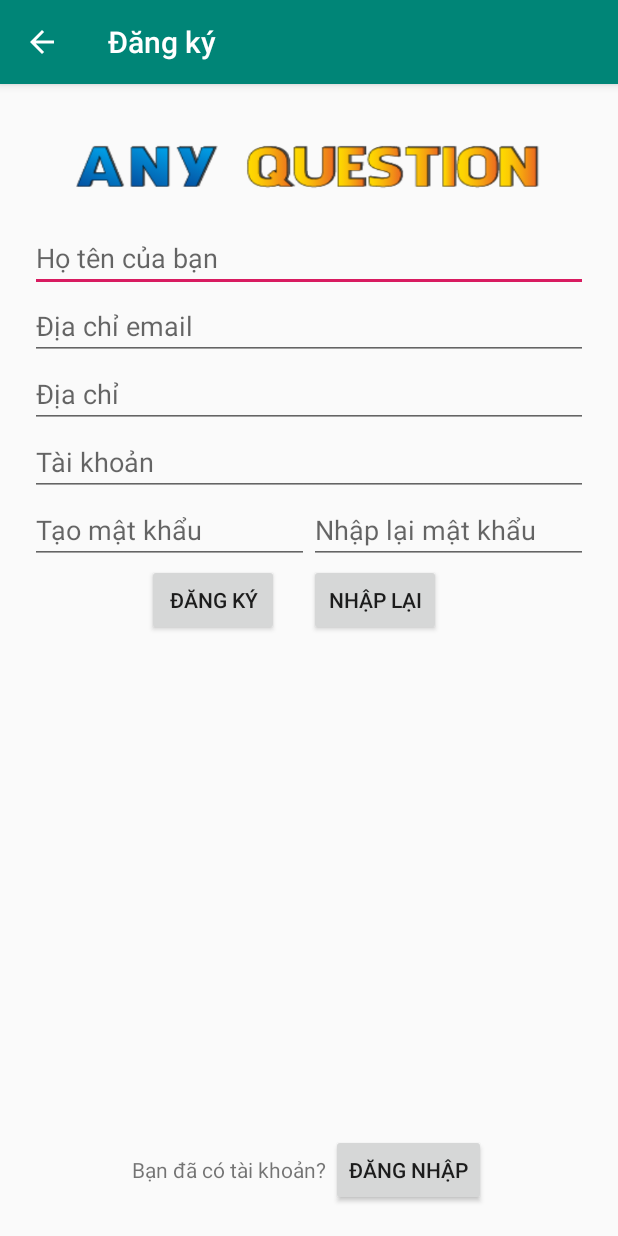
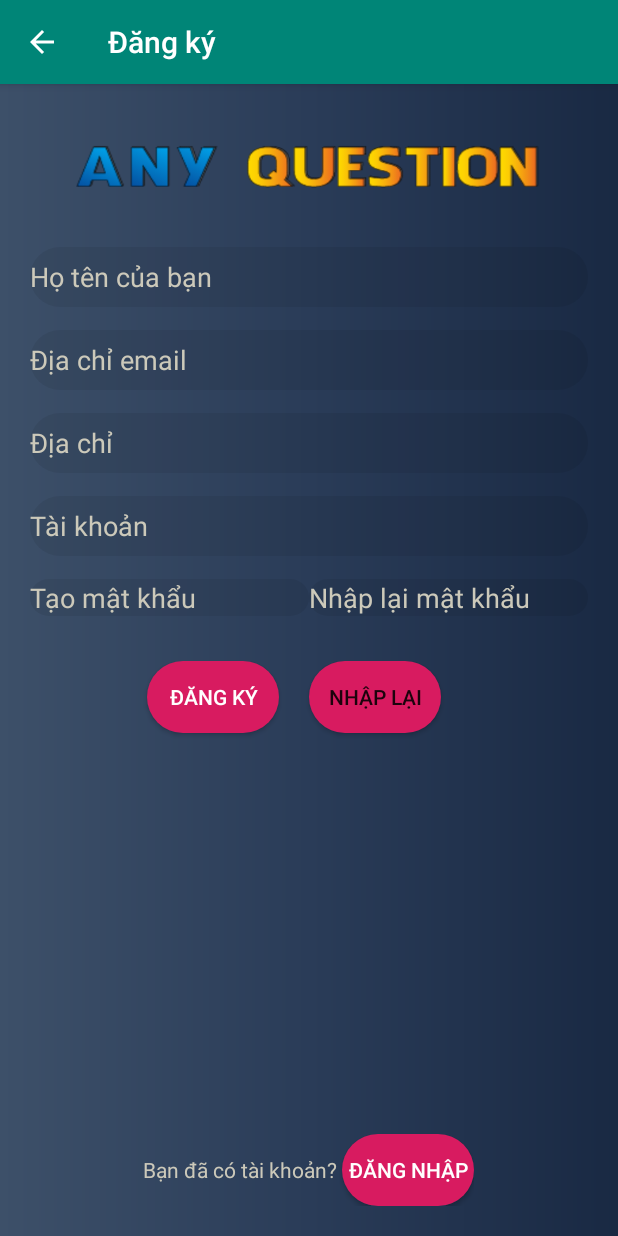
Before and after one commit to tranvanduong2483/Any-Question, an Android app: the UserRegisterActivity screen opened directly, with no data from a screen before it, on a phone screen of 412 x 824 dp. Run offline under Robolectric (Android 15) with nearby library versions, the phone set to English and light mode, and no system bars; libraries missing offline, so code that uses them is left out: com.github.nkzawa.emitter, com.github.nkzawa.socketio; 2 statements that could not run were skipped.

Commit message:
thay đổi layout đổi pass , edit infomation , main2 ,register expert và user

```diff
--- a/app/src/main/res/layout/activity_register_user.xml
+++ b/app/src/main/res/layout/activity_register_user.xml
@@ -4,7 +4,8 @@
     android:layout_width="match_parent"
     android:layout_height="match_parent"
     android:padding="20dp"
-    tools:context=".LoginActivity">
+    tools:context=".LoginActivity"
+    android:background="@drawable/gradient">
 
     <LinearLayout
         android:layout_width="match_parent"
@@ -24,28 +25,40 @@
             android:id="@+id/edt_fullname"
             android:inputType="textPersonName"
             android:layout_width="match_parent"
-            android:layout_height="wrap_content"
-            android:hint="Họ tên của bạn" />
+            android:layout_height="40dp"
+            android:hint="Họ tên của bạn"
+            android:background="@drawable/button3"
+            android:textColorHint="#CCC9BA"
+            android:layout_marginTop="15dp"/>
 
 
         <EditText
             android:id="@+id/edt_email"
             android:inputType="textEmailAddress"
             android:layout_width="match_parent"
-            android:layout_height="wrap_content"
-            android:hint="Địa chỉ email" />
+            android:layout_height="40dp"
+            android:hint="Địa chỉ email"
+            android:textColorHint="#CCC9BA"
+            android:layout_marginTop="15dp"
+            android:background="@drawable/button3"/>
 
         <EditText
             android:id="@+id/edt_address"
             android:layout_width="match_parent"
-            android:layout_height="wrap_content"
-            android:hint="Địa chỉ" />
+            android:layout_height="40dp"
+            android:hint="Địa chỉ"
+            android:textColorHint="#CCC9BA"
+            android:layout_marginTop="15dp"
+            android:background="@drawable/button3"/>
 
         <EditText
             android:id="@+id/edt_account"
             android:layout_width="match_parent"
-            android:layout_height="wrap_content"
-            android:hint="Tài khoản" />
+            android:layout_height="40dp"
+            android:hint="Tài khoản"
+            android:textColorHint="#CCC9BA"
+            android:layout_marginTop="15dp"
+            android:background="@drawable/button3"/>
 
 
 
@@ -61,7 +74,10 @@
                 android:layout_weight="1"
                 android:layout_width="0dp"
                 android:layout_height="wrap_content"
-                android:hint="Tạo mật khẩu" />
+                android:hint="Tạo mật khẩu"
+                android:textColorHint="#CCC9BA"
+                android:layout_marginTop="15dp"
+                android:background="@drawable/button3"/>
 
             <EditText
                 android:id="@+id/edt_password2"
@@ -70,7 +86,10 @@
                 android:layout_width="0dp"
                 android:layout_height="wrap_content"
                 android:layout_below="@id/edt_account"
-                android:hint="Nhập lại mật khẩu" />
+                android:hint="Nhập lại mật khẩu"
+                android:textColorHint="#CCC9BA"
+                android:layout_marginTop="15dp"
+                android:background="@drawable/button3"/>
         </LinearLayout>
 
 
@@ -78,13 +97,16 @@
         <LinearLayout
             android:gravity="center"
             android:layout_width="match_parent"
-            android:layout_height="wrap_content">
-        <Button
-            android:id="@+id/btn_register"
-            android:layout_width="wrap_content"
             android:layout_height="wrap_content"
-            android:layout_gravity="center_horizontal"
-            android:text="Đăng ký" />
+            android:layout_marginTop="30dp">
+            <Button
+                android:id="@+id/btn_register"
+                android:layout_width="wrap_content"
+                android:layout_height="wrap_content"
+                android:layout_gravity="center_horizontal"
+                android:text="Đăng ký"
+                android:background="@drawable/buttonvienxanh"
+                android:textColor="#FFFFFF"/>
 
             <Button
                 android:layout_margin="20dp"
@@ -92,7 +114,8 @@
                 android:layout_width="wrap_content"
                 android:layout_height="wrap_content"
                 android:layout_gravity="center_horizontal"
-                android:text="Nhập lại" />
+                android:text="Nhập lại"
+                android:background="@drawable/buttonvienxanh"/>
 
         </LinearLayout>
     </LinearLayout>
@@ -111,14 +134,17 @@
             android:layout_width="wrap_content"
             android:layout_height="wrap_content"
             android:layout_gravity="center_vertical"
-            android:text="Bạn đã có tài khoản? " />
+            android:text="Bạn đã có tài khoản? "
+            android:textColor="#CCC9BA"/>
 
         <Button
             android:id="@+id/btn_login"
             android:layout_width="wrap_content"
             android:layout_height="wrap_content"
             android:layout_gravity="center_horizontal"
-            android:text="Đăng nhập" />
+            android:text="Đăng nhập"
+            android:background="@drawable/buttonvienxanh"
+            android:textColor="#FFFFFF"/>
 
     </LinearLayout>
 
```
Also changed, not shown: app/src/main/res/layout/activity_change_password.xml (+21 -8 lines), app/src/main/res/layout/activity_edit_infomation.xml (+21 -8 lines), app/src/main/res/layout/activity_main2.xml (+16 -11 lines), app/src/main/res/layout/activity_register_expert.xml (+43 -14 lines).
